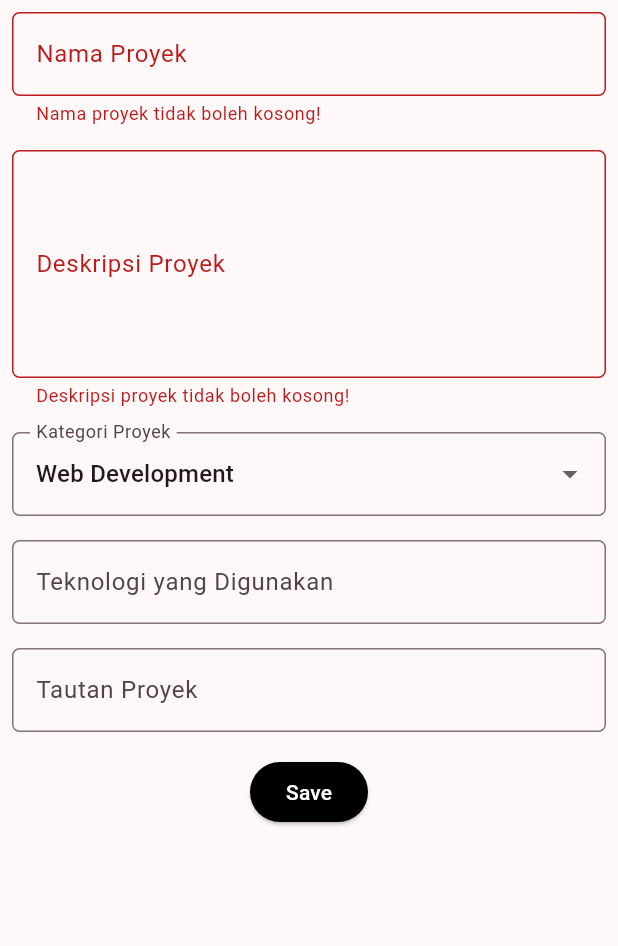
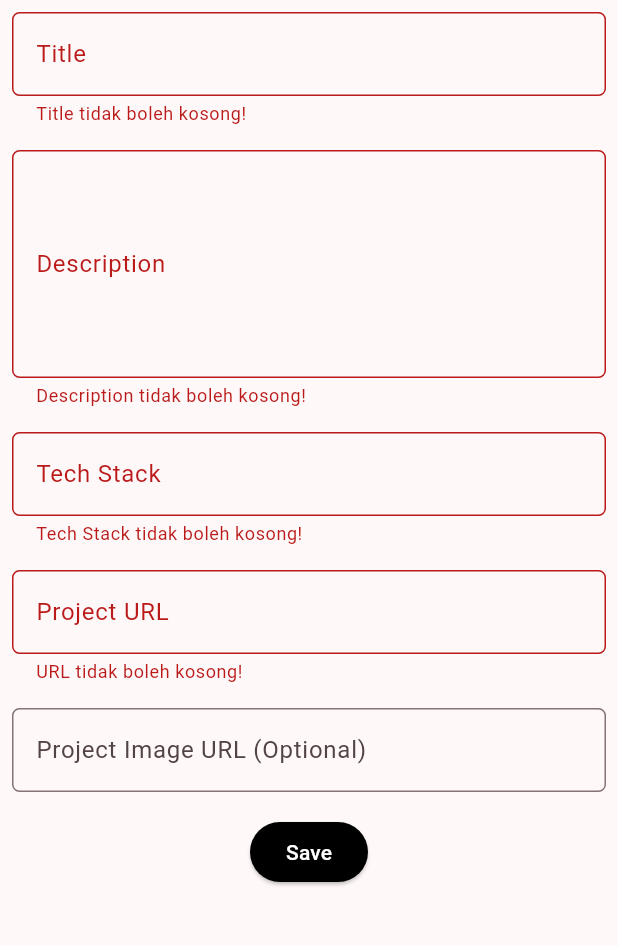
Before and after one commit to kireinaura12/myportofolio_mobile, a Flutter app: the ProjectFormPage screen opened directly, after a tap on "Save", on a phone screen of 412 x 824 dp, the part 84-1030 px from its top. Run offline on Flutter 3.47's test engine with Material 3 defaults, Android fonts, the phone set to English and light mode, and no system bars; our stand-ins replace material_ui; generated files the repository leaves out were written again.

Commit message:
feat: submit project form to API with authenticated POST

```diff
--- a/lib/screens/project_form.dart
+++ b/lib/screens/project_form.dart
@@ -1,5 +1,10 @@
 import 'package:material_ui/material_ui.dart';
+import 'package:myportofolio_mobile/models/project.dart';
+import 'package:myportofolio_mobile/services/api_client.dart';
+import 'package:myportofolio_mobile/services/auth_state.dart';
+import 'package:myportofolio_mobile/widgets/auth_guard.dart';
 import 'package:myportofolio_mobile/widgets/left_drawer.dart';
+import 'package:provider/provider.dart';
 
 class ProjectFormPage extends StatefulWidget {
   const ProjectFormPage({super.key});
@@ -11,19 +16,130 @@ class ProjectFormPage extends StatefulWidget {
 class _ProjectFormPageState extends State<ProjectFormPage> {
   final _formKey = GlobalKey<FormState>();
 
-  String _projectName = "";
-  String _description = "";
-  String _category = "Web Development"; // default
-  String _technologies = "";
-  String _projectLink = "";
+  String _title = '';
+  String _description = '';
+  String _techStack = '';
+  String _projectUrl = '';
+  String _projectImageUrl = '';
+  bool _isSubmitting = false;
 
-  final List<String> _categories = [
-    'Web Development',
-    'Mobile Development',
-    'Machine Learning',
-    'Data Science',
-    'Other',
-  ];
+  String? _required(String? v, String name) =>
+      (v == null || v.trim().isEmpty) ? '$name tidak boleh kosong!' : null;
+
+  String? _validateUrl(String? value, {required bool required}) {
+    final text = value?.trim() ?? '';
+    if (text.isEmpty) {
+      return required ? 'URL tidak boleh kosong!' : null;
+    }
+    final uri = Uri.tryParse(text);
+    final isHttp =
+        uri != null &&
+        (uri.scheme == 'http' || uri.scheme == 'https') &&
+        uri.host.isNotEmpty;
+    return isHttp ? null : 'Masukkan URL http(s) yang valid!';
+  }
+
+  Future<void> _submit() async {
+    if (!_formKey.currentState!.validate()) return;
+    if (!await ensureLoggedIn(context)) return;
+    if (!mounted) return;
+
+    final authState = context.read<AuthState>();
+    final apiClient = context.read<ApiClient>();
+    final messenger = ScaffoldMessenger.of(context);
+
+    final newProject = Project(
+      title: _title.trim(),
+      description: _description.trim(),
+      techStack: _techStack.trim(),
+      projectUrl: _projectUrl.trim(),
+      projectImageUrl: _projectImageUrl.trim(),
+    );
+
+    setState(() => _isSubmitting = true);
+    try {
+      final created = await apiClient.createProject(
+        newProject,
+        token: authState.token!,
+      );
+      if (!mounted) return;
+      await showDialog<void>(
+        context: context,
+        builder: (context) => AlertDialog(
+          title: const Text('Proyek berhasil ditambahkan!'),
+          content: SingleChildScrollView(
+            child: Column(
+              crossAxisAlignment: CrossAxisAlignment.start,
+              children: [
+                Text('Judul: ${created.title}'),
+                Text('Deskripsi: ${created.description}'),
+                Text('Tech Stack: ${created.techStack}'),
+                Text('URL: ${created.projectUrl}'),
+                if (created.projectImageUrl.isNotEmpty)
+                  Text('Gambar: ${created.projectImageUrl}'),
+              ],
+            ),
+          ),
+          actions: [
+            TextButton(
+              child: const Text('OK'),
+              onPressed: () => Navigator.pop(context),
+            ),
+          ],
+        ),
+      );
+      if (!mounted) return;
+      _formKey.currentState!.reset();
+      _title = _description = _techStack = _projectUrl = _projectImageUrl = '';
+    } on ApiException catch (e) {
+      if (!mounted) return;
+      if (e.statusCode == 401) {
+        // Token tidak valid/kedaluwarsa: logout lalu minta login ulang.
+        await authState.logout();
+        if (!mounted) return;
+        messenger.showSnackBar(
+          const SnackBar(content: Text('Sesi habis, silakan login ulang.')),
+        );
+        if (await ensureLoggedIn(context) && mounted) {
+          setState(() => _isSubmitting = false);
+          await _submit(); // ulangi sekali dengan token baru
+        }
+      } else {
+        messenger.showSnackBar(
+          SnackBar(content: Text('Gagal menyimpan (status ${e.statusCode}).')),
+        );
+      }
+    } catch (_) {
+      if (!mounted) return;
+      messenger.showSnackBar(
+        const SnackBar(content: Text('Tidak dapat terhubung ke server.')),
+      );
+    } finally {
+      if (mounted) setState(() => _isSubmitting = false);
+    }
+  }
+
+  Widget _field({
+    required String label,
+    String? hint,
+    int maxLines = 1,
+    required ValueChanged<String> onChanged,
+    String? Function(String?)? validator,
+  }) {
+    return Padding(
+      padding: const EdgeInsets.all(8.0),
+      child: TextFormField(
+        maxLines: maxLines,
+        decoration: InputDecoration(
+          hintText: hint ?? label,
+          labelText: label,
+          border: OutlineInputBorder(borderRadius: BorderRadius.circular(5.0)),
+        ),
+        onChanged: onChanged,
+        validator: validator,
+      ),
+    );
+  }
 
   @override
   Widget build(BuildContext context) {
@@ -40,134 +156,35 @@ class _ProjectFormPageState extends State<ProjectFormPage> {
           child: Column(
             crossAxisAlignment: CrossAxisAlignment.start,
             children: [
-              //PROJECT NAME
-              Padding(
-                padding: const EdgeInsets.all(8.0),
-                child: TextFormField(
-                  decoration: InputDecoration(
-                    hintText: "Nama Proyek",
-                    labelText: "Nama Proyek",
-                    border: OutlineInputBorder(
-                      borderRadius: BorderRadius.circular(5.0),
-                    ),
-                  ),
-                  onChanged: (String? value) {
-                    setState(() {
-                      _projectName = value!;
-                    });
-                  },
-                  validator: (String? value) {
-                    if (value == null || value.trim().isEmpty) {
-                      return "Nama proyek tidak boleh kosong!";
-                    }
-                    return null;
-                  },
-                ),
+              _field(
+                label: 'Title',
+                onChanged: (v) => _title = v,
+                validator: (v) => _required(v, 'Title'),
               ),
-
-              //DESC
-              Padding(
-                padding: const EdgeInsets.all(8.0),
-                child: TextFormField(
-                  maxLines: 5,
-                  decoration: InputDecoration(
-                    hintText: "Deskripsi Proyek",
-                    labelText: "Deskripsi Proyek",
-                    border: OutlineInputBorder(
-                      borderRadius: BorderRadius.circular(5.0),
-                    ),
-                  ),
-                  onChanged: (String? value) {
-                    setState(() {
-                      _description = value!;
-                    });
-                  },
-                  validator: (String? value) {
-                    if (value == null || value.trim().isEmpty) {
-                      return "Deskripsi proyek tidak boleh kosong!";
-                    }
-                    return null;
-                  },
-                ),
+              _field(
+                label: 'Description',
+                maxLines: 5,
+                onChanged: (v) => _description = v,
+                validator: (v) => _required(v, 'Description'),
               ),
-
-              //CATEGORY
-              Padding(
-                padding: const EdgeInsets.all(8.0),
-                child: DropdownButtonFormField<String>(
-                  decoration: InputDecoration(
-                    labelText: "Kategori Proyek",
-                    border: OutlineInputBorder(
-                      borderRadius: BorderRadius.circular(5.0),
-                    ),
-                  ),
-                  initialValue: _category,
-                  items: _categories
-                      .map(
-                        (category) => DropdownMenuItem(
-                          value: category,
-                          child: Text(category),
-                        ),
-                      )
-                      .toList(),
-                  onChanged: (String? newValue) {
-                    setState(() {
-                      _category = newValue!;
-                    });
-                  },
-                ),
+              _field(
+                label: 'Tech Stack',
+                hint: 'Contoh: Flutter, Django, Figma',
+                onChanged: (v) => _techStack = v,
+                validator: (v) => _required(v, 'Tech Stack'),
               ),
-
-              Padding(
-                padding: const EdgeInsets.all(8.0),
-                child: TextFormField(
-                  decoration: InputDecoration(
-                    hintText: "Contoh: Flutter, Django, Figma",
-                    labelText: "Teknologi yang Digunakan",
-                    border: OutlineInputBorder(
-                      borderRadius: BorderRadius.circular(5.0),
-                    ),
-                  ),
-                  onChanged: (String? value) {
-                    setState(() {
-                      _technologies = value!;
-                    });
-                  },
-                ),
+              _field(
+                label: 'Project URL',
+                hint: 'https://...',
+                onChanged: (v) => _projectUrl = v,
+                validator: (v) => _validateUrl(v, required: true),
               ),
-
-              //PROJECT LINK
-              Padding(
-                padding: const EdgeInsets.all(8.0),
-                child: TextFormField(
-                  decoration: InputDecoration(
-                    hintText: "URL Proyek (opsional)",
-                    labelText: "Tautan Proyek",
-                    border: OutlineInputBorder(
-                      borderRadius: BorderRadius.circular(5.0),
-                    ),
-                  ),
-                  onChanged: (String? value) {
-                    setState(() {
-                      _projectLink = value!;
-                    });
-                  },
-                  validator: (String? value) {
-                    final text = value?.trim() ?? '';
-                    if (text.isEmpty) return null; // opsional
-                    if (text.length > 500) return "URL maksimal 500 karakter!";
-                    final uri = Uri.tryParse(text);
-                    final isHttp =
-                        uri != null &&
-                        (uri.scheme == 'http' || uri.scheme == 'https') &&
-                        uri.host.isNotEmpty;
-                    if (!isHttp) return "Masukkan URL http(s) yang valid!";
-                    return null;
-                  },
-                ),
+              _field(
+                label: 'Project Image URL (Optional)',
+                hint: 'https://...',
+                onChanged: (v) => _projectImageUrl = v,
+                validator: (v) => _validateUrl(v, required: false),
               ),
-
-              // BUTTON SAVE
               Align(
                 alignment: Alignment.bottomCenter,
                 child: Padding(
@@ -176,43 +193,17 @@ class _ProjectFormPageState extends State<ProjectFormPage> {
                     style: ButtonStyle(
                       backgroundColor: WidgetStateProperty.all(Colors.black),
                     ),
-                    onPressed: () {
-                      if (_formKey.currentState!.validate()) {
-                        showDialog(
-                          context: context,
-                          builder: (context) {
-                            return AlertDialog(
-                              title: const Text('Proyek berhasil ditambahkan!'),
-                              content: SingleChildScrollView(
-                                child: Column(
-                                  crossAxisAlignment: CrossAxisAlignment.start,
-                                  children: [
-                                    Text('Nama Proyek: $_projectName'),
-                                    Text('Deskripsi: $_description'),
-                                    Text('Kategori: $_category'),
-                                    Text('Teknologi: $_technologies'),
-                                    Text('Tautan: $_projectLink'),
-                                  ],
-                                ),
-                              ),
-                              actions: [
-                                TextButton(
-                                  child: const Text('OK'),
-                                  onPressed: () {
-                                    Navigator.pop(context);
-                                    _formKey.currentState!.reset();
-                                  },
-                                ),
-                              ],
-                            );
-                          },
-                        );
-                      }
-                    },
-                    child: const Text(
-                      "Save",
-                      style: TextStyle(color: Colors.white),
-                    ),
+                    onPressed: _isSubmitting ? null : _submit,
+                    child: _isSubmitting
+                        ? const SizedBox(
+                            height: 20,
+                            width: 20,
+                            child: CircularProgressIndicator(strokeWidth: 2),
+                          )
+                        : const Text(
+                            'Save',
+                            style: TextStyle(color: Colors.white),
+                          ),
                   ),
                 ),
               ),
```
